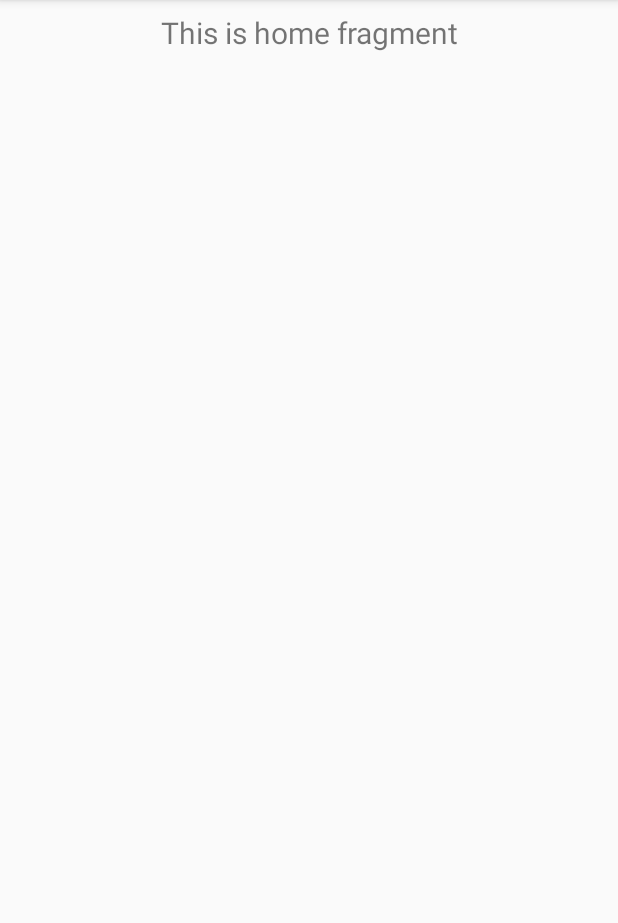
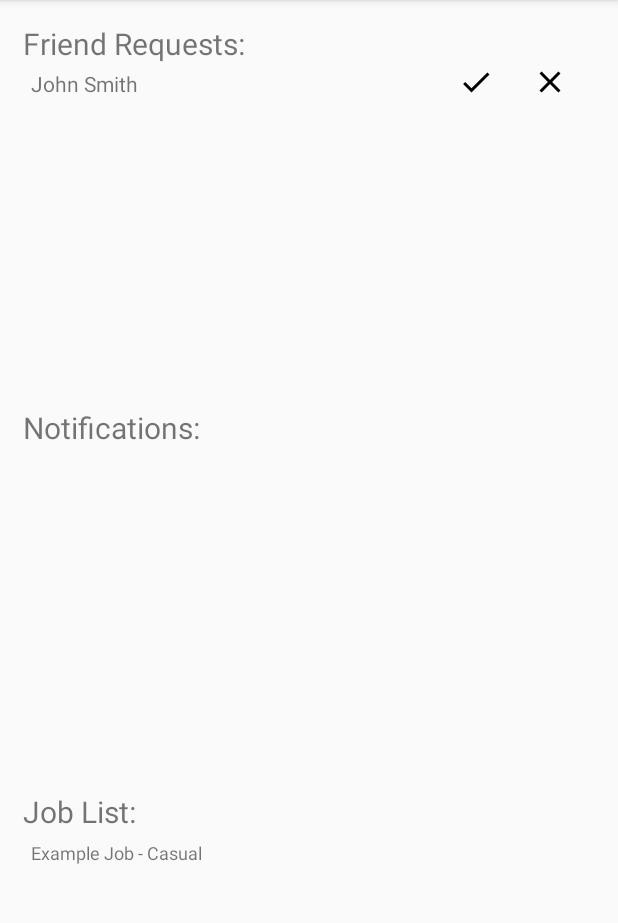
Before and after one commit to NathanMarson/cp3405-2019-team2, an Android app: the fragment HomeFragment shown on its own in the app's theme, on a phone screen of 412 x 824 dp, the part 84-1007 px from its top. Run offline under Robolectric (Android 15) with nearby library versions, the phone set to English and light mode, and no system bars.

Commit message:
update home fragment

```diff
--- a/JobLink/app/src/main/java/com/cp3405/joblink/ui/home/HomeFragment.java
+++ b/JobLink/app/src/main/java/com/cp3405/joblink/ui/home/HomeFragment.java
@@ -20,16 +20,16 @@ public class HomeFragment extends Fragment {
 
     public View onCreateView(@NonNull LayoutInflater inflater,
                              ViewGroup container, Bundle savedInstanceState) {
-        homeViewModel =
-                ViewModelProviders.of(this).get(HomeViewModel.class);
+//        homeViewModel =
+//                ViewModelProviders.of(this).get(HomeViewModel.class);
         View root = inflater.inflate(R.layout.fragment_home, container, false);
-        final TextView textView = root.findViewById(R.id.text_home);
-        homeViewModel.getText().observe(this, new Observer<String>() {
-            @Override
-            public void onChanged(@Nullable String s) {
-                textView.setText(s);
-            }
-        });
+//        final TextView textView = root.findViewById(R.id.text_home);
+//        homeViewModel.getText().observe(this, new Observer<String>() {
+//            @Override
+//            public void onChanged(@Nullable String s) {
+//                textView.setText(s);
+//            }
+//        });
         return root;
     }
 }
--- /dev/null
+++ b/JobLink/app/src/main/res/drawable/ic_check_black_24dp.xml
@@ -0,0 +1,9 @@
+<vector xmlns:android="http://schemas.android.com/apk/res/android"
+        android:width="24dp"
+        android:height="24dp"
+        android:viewportWidth="24.0"
+        android:viewportHeight="24.0">
+    <path
+        android:fillColor="#FF000000"
+        android:pathData="M9,16.17L4.83,12l-1.42,1.41L9,19 21,7l-1.41,-1.41z"/>
+</vector>
--- /dev/null
+++ b/JobLink/app/src/main/res/drawable/ic_clear_black_24dp.xml
@@ -0,0 +1,9 @@
+<vector xmlns:android="http://schemas.android.com/apk/res/android"
+        android:width="24dp"
+        android:height="24dp"
+        android:viewportWidth="24.0"
+        android:viewportHeight="24.0">
+    <path
+        android:fillColor="#FF000000"
+        android:pathData="M19,6.41L17.59,5 12,10.59 6.41,5 5,6.41 10.59,12 5,17.59 6.41,19 12,13.41 17.59,19 19,17.59 13.41,12z"/>
+</vector>
--- a/JobLink/app/src/main/res/layout/fragment_home.xml
+++ b/JobLink/app/src/main/res/layout/fragment_home.xml
@@ -1,19 +1,114 @@
 <?xml version="1.0" encoding="utf-8"?>
-<androidx.constraintlayout.widget.ConstraintLayout xmlns:android="http://schemas.android.com/apk/res/android"
+<LinearLayout xmlns:android="http://schemas.android.com/apk/res/android"
     xmlns:app="http://schemas.android.com/apk/res-auto"
+    xmlns:tools="http://schemas.android.com/tools"
     android:layout_width="match_parent"
-    android:layout_height="match_parent">
+    android:layout_height="match_parent"
+    android:orientation="vertical">
 
-    <TextView
-        android:id="@+id/text_home"
+    <!--    <TextView-->
+    <!--        android:id="@+id/text_home"-->
+    <!--        android:layout_width="match_parent"-->
+    <!--        android:layout_height="wrap_content"-->
+    <!--        android:layout_marginStart="8dp"-->
+    <!--        android:layout_marginTop="8dp"-->
+    <!--        android:layout_marginEnd="8dp"-->
+    <!--        android:textAlignment="center"-->
+    <!--        android:textSize="20sp"-->
+    <!--        app:layout_constraintEnd_toEndOf="parent"-->
+    <!--        app:layout_constraintStart_toStartOf="parent"-->
+    <!--        app:layout_constraintTop_toTopOf="parent" />-->
+
+    <LinearLayout
+        android:id="@+id/home_friend_request_layout"
         android:layout_width="match_parent"
-        android:layout_height="wrap_content"
-        android:layout_marginStart="8dp"
-        android:layout_marginTop="8dp"
-        android:layout_marginEnd="8dp"
-        android:textAlignment="center"
-        android:textSize="20sp"
-        app:layout_constraintEnd_toEndOf="parent"
-        app:layout_constraintStart_toStartOf="parent"
-        app:layout_constraintTop_toTopOf="parent" />
-</androidx.constraintlayout.widget.ConstraintLayout>
+        android:layout_height="0dp"
+        android:layout_weight="1"
+        android:padding="15dp"
+        android:orientation="vertical">
+
+        <TextView
+            android:id="@+id/home_friend_requests"
+            android:layout_width="match_parent"
+            android:layout_height="wrap_content"
+            android:text="@string/friend_requests"
+            android:textSize="20sp" />
+
+        <LinearLayout
+            android:id="@+id/home_example_friend_request"
+            android:layout_width="match_parent"
+            android:layout_height="wrap_content"
+            android:orientation="horizontal"
+            android:paddingLeft="5dp"
+            android:paddingRight="5dp"
+            android:textSize="12sp">
+
+            <TextView
+                android:id="@+id/friend_request_name"
+                android:layout_width="wrap_content"
+                android:layout_height="wrap_content"
+                android:layout_weight="8"
+                android:paddingTop="3dp"
+                android:paddingBottom="3dp"
+                android:text="@string/john_smith"
+                tools:ignore="NestedWeights" />
+
+            <ImageView
+                android:id="@+id/friend_request_accept"
+                android:layout_width="wrap_content"
+                android:layout_height="wrap_content"
+                android:layout_weight="1"
+                android:src="@drawable/ic_check_black_24dp"
+                tools:ignore="ContentDescription" />
+
+            <ImageView
+                android:id="@+id/friend_request_decline"
+                android:layout_width="wrap_content"
+                android:layout_height="wrap_content"
+                android:layout_weight="1"
+                android:src="@drawable/ic_clear_black_24dp"
+                tools:ignore="ContentDescription" />
+        </LinearLayout>
+    </LinearLayout>
+
+    <LinearLayout
+        android:id="@+id/home_notification_layout"
+        android:layout_width="match_parent"
+        android:layout_height="0dp"
+        android:layout_weight="1"
+        android:padding="15dp"
+        android:orientation="vertical">
+
+        <TextView
+            android:id="@+id/home_notifications"
+            android:layout_width="match_parent"
+            android:layout_height="wrap_content"
+            android:text="@string/notifications"
+            android:textSize="20sp" />
+    </LinearLayout>
+
+    <LinearLayout
+        android:id="@+id/home_job_list_layout"
+        android:layout_width="match_parent"
+        android:layout_height="0dp"
+        android:layout_weight="1"
+        android:padding="15dp"
+        android:orientation="vertical">
+
+        <TextView
+            android:id="@+id/home_job_list"
+            android:layout_width="match_parent"
+            android:layout_height="wrap_content"
+            android:text="@string/job_list"
+            android:textSize="20sp" />
+
+        <TextView
+            android:id="@+id/home_job_list_example"
+            android:layout_width="match_parent"
+            android:layout_height="wrap_content"
+            android:padding="5dp"
+            android:text="@string/example_job_casual"
+            android:textSize="12sp" />
+    </LinearLayout>
+
+</LinearLayout>
--- a/JobLink/app/src/main/res/values/strings.xml
+++ b/JobLink/app/src/main/res/values/strings.xml
@@ -17,4 +17,9 @@
     <string name="login">Login</string>
     <string name="name">Name:</string>
     <string name="password">Password:</string>
+    <string name="friend_requests">Friend Requests:</string>
+    <string name="john_smith">John Smith</string>
+    <string name="notifications">Notifications:</string>
+    <string name="job_list">Job List:</string>
+    <string name="example_job_casual">Example Job - Casual</string>
 </resources>
```
